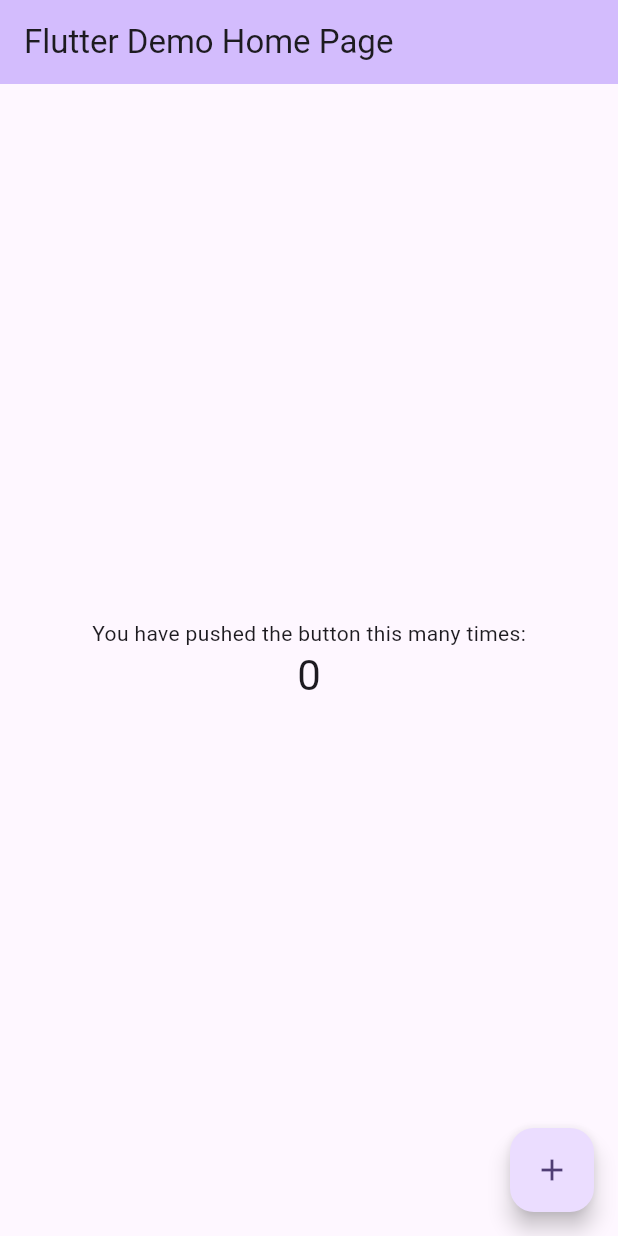
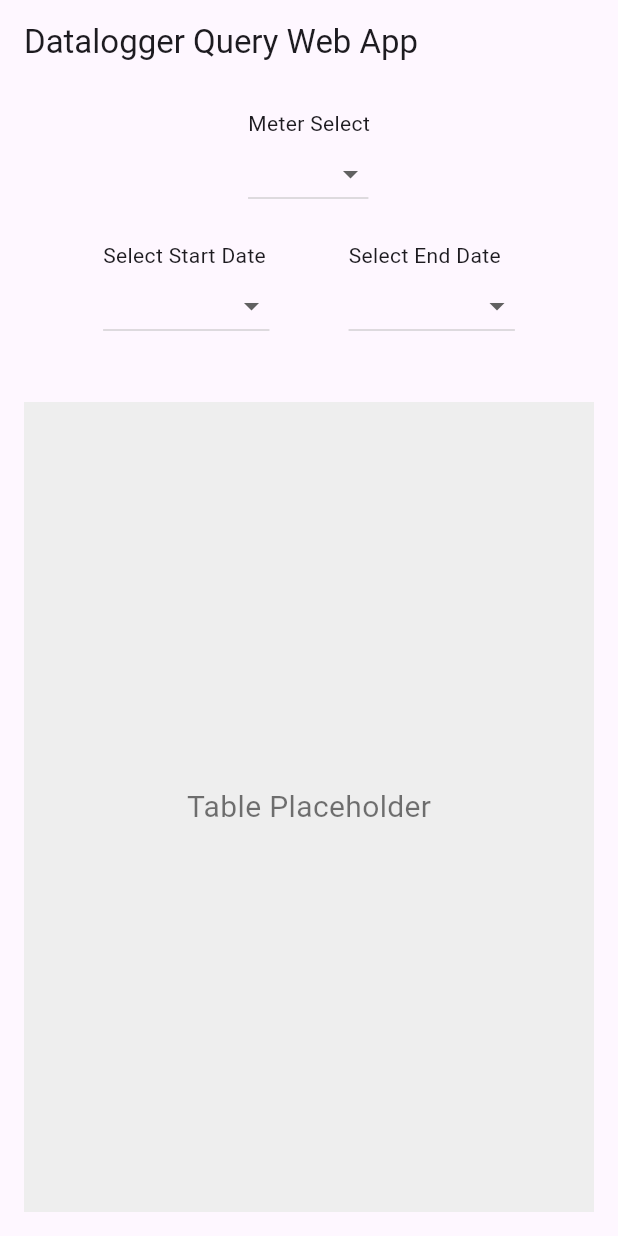
Before and after one commit to MaciejWozniakowski/RPIDataloggerNew, a Flutter app: the screen it shows after launch, on a phone screen of 412 x 824 dp. Run offline on Flutter 3.47's test engine with Material 3 defaults, Android fonts, the phone set to English and light mode, and no system bars.

```diff
--- a/web_app/lib/main.dart
+++ b/web_app/lib/main.dart
@@ -1,125 +1,149 @@
 import 'package:flutter/material.dart';
 
 void main() {
-  runApp(const MyApp());
+  runApp(MyApp());
 }
 
 class MyApp extends StatelessWidget {
-  const MyApp({super.key});
-
-  // This widget is the root of your application.
   @override
   Widget build(BuildContext context) {
     return MaterialApp(
-      title: 'Flutter Demo',
-      theme: ThemeData(
-        // This is the theme of your application.
-        //
-        // TRY THIS: Try running your application with "flutter run". You'll see
-        // the application has a purple toolbar. Then, without quitting the app,
-        // try changing the seedColor in the colorScheme below to Colors.green
-        // and then invoke "hot reload" (save your changes or press the "hot
-        // reload" button in a Flutter-supported IDE, or press "r" if you used
-        // the command line to start the app).
-        //
-        // Notice that the counter didn't reset back to zero; the application
-        // state is not lost during the reload. To reset the state, use hot
-        // restart instead.
-        //
-        // This works for code too, not just values: Most code changes can be
-        // tested with just a hot reload.
-        colorScheme: ColorScheme.fromSeed(seedColor: Colors.deepPurple),
-        useMaterial3: true,
+      home: Scaffold(
+        appBar: AppBar(
+          title: Text('Datalogger Query Web App'),
+        ),
+        body: DateDropdowns(),
       ),
-      home: const MyHomePage(title: 'Flutter Demo Home Page'),
     );
   }
 }
 
-class MyHomePage extends StatefulWidget {
-  const MyHomePage({super.key, required this.title});
+class DateDropdowns extends StatefulWidget {
+  @override
+  _DateDropdownsState createState() => _DateDropdownsState();
+}
 
-  // This widget is the home page of your application. It is stateful, meaning
-  // that it has a State object (defined below) that contains fields that affect
-  // how it looks.
+class _DateDropdownsState extends State<DateDropdowns> {
+  List<DateTime> dateList = [];
+  DateTime? selectedDate1;
+  DateTime? selectedDate2;
+  String? selectedMeter;
 
-  // This class is the configuration for the state. It holds the values (in this
-  // case the title) provided by the parent (in this case the App widget) and
-  // used by the build method of the State. Fields in a Widget subclass are
-  // always marked "final".
-
-  final String title;
+  final List<String> meters = ["Meter 1", "Meter 2", "Meter 3"];
 
   @override
-  State<MyHomePage> createState() => _MyHomePageState();
-}
+  void initState() {
+    super.initState();
+    _generateDateList();
+  }
 
-class _MyHomePageState extends State<MyHomePage> {
-  int _counter = 0;
-
-  void _incrementCounter() {
-    setState(() {
-      // This call to setState tells the Flutter framework that something has
-      // changed in this State, which causes it to rerun the build method below
-      // so that the display can reflect the updated values. If we changed
-      // _counter without calling setState(), then the build method would not be
-      // called again, and so nothing would appear to happen.
-      _counter++;
-    });
+  void _generateDateList() {
+    DateTime today = DateTime.now();
+    for (int i = 0; i < 30; i++) {
+      dateList.add(today.add(Duration(days: i)));
+    }
   }
 
   @override
   Widget build(BuildContext context) {
-    // This method is rerun every time setState is called, for instance as done
-    // by the _incrementCounter method above.
-    //
-    // The Flutter framework has been optimized to make rerunning build methods
-    // fast, so that you can just rebuild anything that needs updating rather
-    // than having to individually change instances of widgets.
-    return Scaffold(
-      appBar: AppBar(
-        // TRY THIS: Try changing the color here to a specific color (to
-        // Colors.amber, perhaps?) and trigger a hot reload to see the AppBar
-        // change color while the other colors stay the same.
-        backgroundColor: Theme.of(context).colorScheme.inversePrimary,
-        // Here we take the value from the MyHomePage object that was created by
-        // the App.build method, and use it to set our appbar title.
-        title: Text(widget.title),
+    return Padding(
+      padding: const EdgeInsets.all(16.0),
+      child: Column(
+        children: [
+          Column(
+            crossAxisAlignment: CrossAxisAlignment.start,
+            children: [
+              Text("Meter Select"),
+              DropdownButton<String>(
+                value: selectedMeter,
+                items: meters.map((String meter) {
+                  return DropdownMenuItem<String>(
+                    value: meter,
+                    child: Text(meter, style: TextStyle(fontSize: 16)),
+                  );
+                }).toList(),
+                onChanged: (String? newMeter) {
+                  setState(() {
+                    selectedMeter = newMeter;
+                  });
+                },
+              ),
+            ],
+          ),
+          SizedBox(height: 20),
+          Row(
+            mainAxisAlignment: MainAxisAlignment.spaceEvenly,
+            children: [
+              Column(
+                crossAxisAlignment: CrossAxisAlignment.start,
+                children: [
+                  Text("Select Start Date"),
+                  DropdownButton<DateTime>(
+                    value: selectedDate1,
+                    items: dateList.map((DateTime date) {
+                      return DropdownMenuItem<DateTime>(
+                        value: date,
+                        child: Text(
+                          "${date.day}/${date.month}/${date.year}",
+                          style: TextStyle(fontSize: 16),
+                        ),
+                      );
+                    }).toList(),
+                    onChanged: (DateTime? newDate) {
+                      setState(() {
+                        selectedDate1 = newDate;
+                      });
+                    },
+                  ),
+                ],
+              ),
+              Column(
+                crossAxisAlignment: CrossAxisAlignment.start,
+                children: [
+                  Text("Select End Date"),
+                  DropdownButton<DateTime>(
+                    value: selectedDate2,
+                    items: dateList.map((DateTime date) {
+                      return DropdownMenuItem<DateTime>(
+                        value: date,
+                        child: Text(
+                          "${date.day}/${date.month}/${date.year}",
+                          style: TextStyle(fontSize: 16),
+                        ),
+                      );
+                    }).toList(),
+                    onChanged: (DateTime? newDate) {
+                      setState(() {
+                        selectedDate2 = newDate;
+                      });
+                    },
+                  ),
+                ],
+              ),
+            ],
+          ),
+          SizedBox(height: 20),
+          if (selectedDate1 != null && selectedDate2 != null)
+            Text(
+              "Selected Start Date: ${selectedDate1!.day}/${selectedDate1!.month}/${selectedDate1!.year}\n"
+              "Selected End Date: ${selectedDate2!.day}/${selectedDate2!.month}/${selectedDate2!.year}",
+              style: TextStyle(fontSize: 16),
+              textAlign: TextAlign.center,
+            ),
+          SizedBox(height: 20),
+          Expanded(
+            child: Container(
+              color: Colors.grey[200],
+              child: Center(
+                child: Text(
+                  "Table Placeholder",
+                  style: TextStyle(fontSize: 20, color: Colors.black54),
+                ),
+              ),
+            ),
+          ),
+        ],
       ),
-      body: Center(
-        // Center is a layout widget. It takes a single child and positions it
-        // in the middle of the parent.
-        child: Column(
-          // Column is also a layout widget. It takes a list of children and
-          // arranges them vertically. By default, it sizes itself to fit its
-          // children horizontally, and tries to be as tall as its parent.
-          //
-          // Column has various properties to control how it sizes itself and
-          // how it positions its children. Here we use mainAxisAlignment to
-          // center the children vertically; the main axis here is the vertical
-          // axis because Columns are vertical (the cross axis would be
-          // horizontal).
-          //
-          // TRY THIS: Invoke "debug painting" (choose the "Toggle Debug Paint"
-          // action in the IDE, or press "p" in the console), to see the
-          // wireframe for each widget.
-          mainAxisAlignment: MainAxisAlignment.center,
-          children: <Widget>[
-            const Text(
-              'You have pushed the button this many times:',
-            ),
-            Text(
-              '$_counter',
-              style: Theme.of(context).textTheme.headlineMedium,
-            ),
-          ],
-        ),
-      ),
-      floatingActionButton: FloatingActionButton(
-        onPressed: _incrementCounter,
-        tooltip: 'Increment',
-        child: const Icon(Icons.add),
-      ), // This trailing comma makes auto-formatting nicer for build methods.
     );
   }
 }
```
Also changed, not shown: 1 other file.
